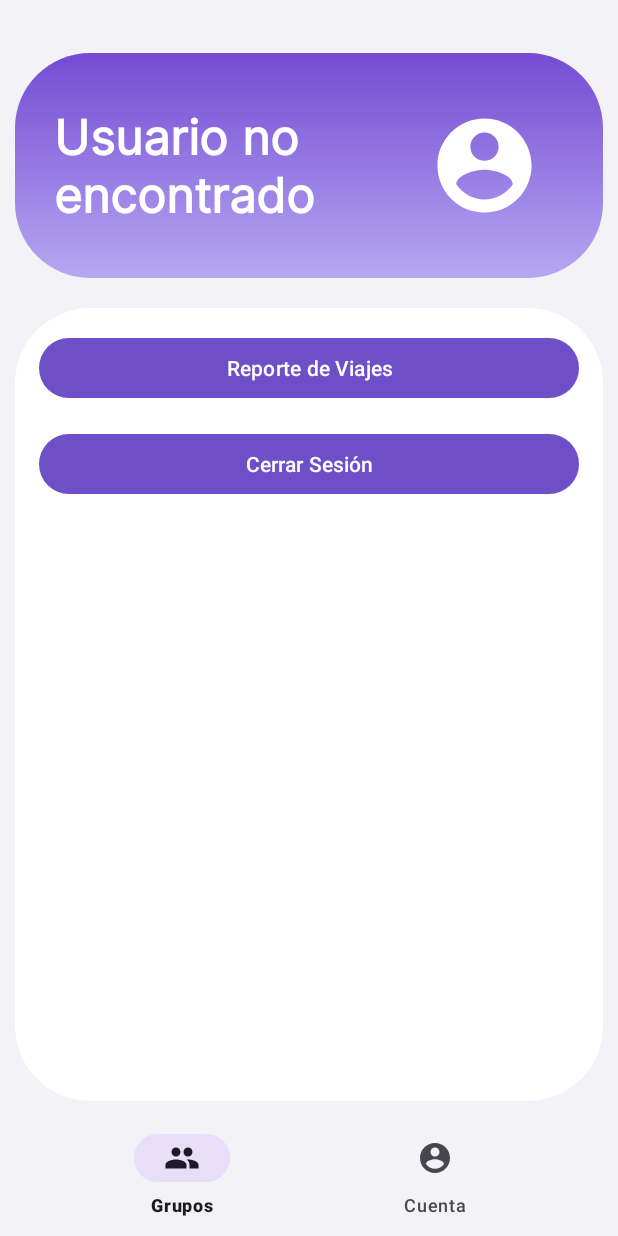
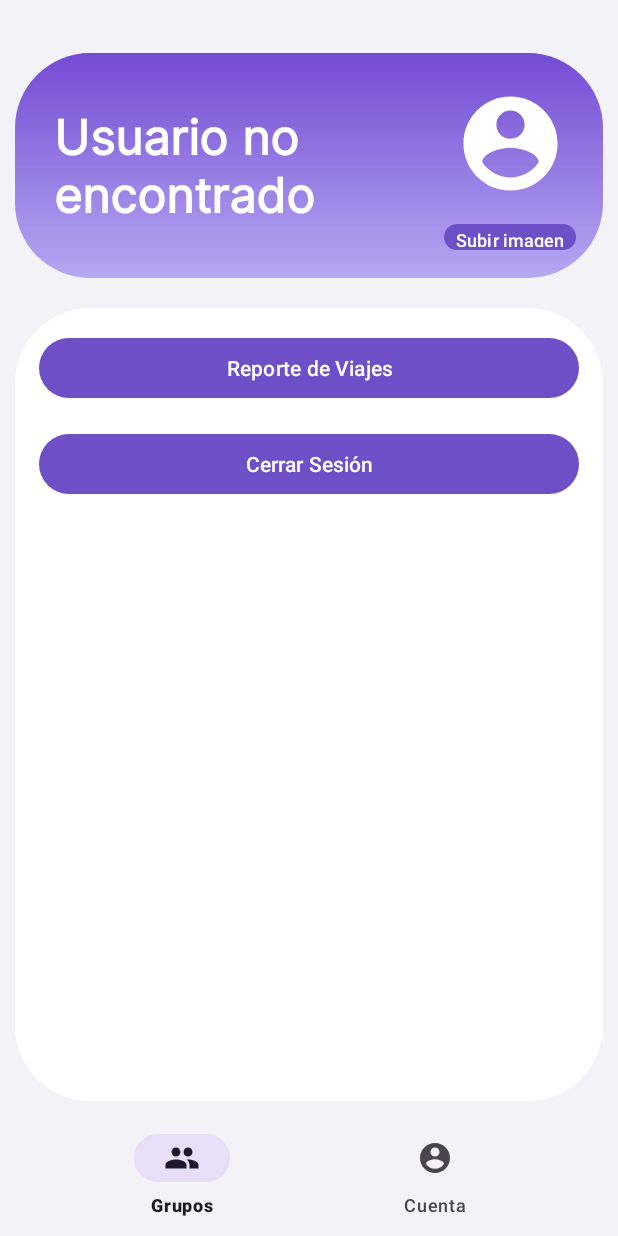
Before and after one commit to JoelCota/TripSplit, an Android app: the fragment CuentaFragment placed in its activity, on a phone screen of 412 x 824 dp. Run offline under Robolectric (Android 15) with nearby library versions, the phone set to English and light mode, and no system bars; our stand-ins replace Firebase (no records; nobody signed in at launch, a user with empty details on screens opened directly); libraries missing offline, so code that uses them is left out: com.cloudinary.android; pictures from the network do not load; 1 statement that could not run was skipped.

Commit message:
Se agrego la  función de subir imagen
Se agregó la función de agregar una imagen de avatar

```diff
--- a/app/build.gradle.kts
+++ b/app/build.gradle.kts
@@ -62,6 +62,9 @@ dependencies {
     implementation(platform("com.google.firebase:firebase-bom:33.10.0"))
     implementation("com.google.firebase:firebase-database:21.0.0")
     implementation("com.google.firebase:firebase-auth")
+    implementation("com.cloudinary:cloudinary-android:3.0.2")
+    implementation ("com.github.bumptech.glide:glide:4.16.0")
+    annotationProcessor ("com.github.bumptech.glide:compiler:4.16.0")
     testImplementation(kotlin("test"))
     implementation("org.jetbrains.kotlinx:kotlinx-coroutines-android:1.6.0")
     testImplementation("org.jetbrains.kotlinx:kotlinx-coroutines-test:1.6.0")
--- a/app/src/main/java/org/itson/tripsplit/data/model/Usuario.kt
+++ b/app/src/main/java/org/itson/tripsplit/data/model/Usuario.kt
@@ -8,4 +8,5 @@ data class Usuario(
     var id: String = "",
     var nombre: String = "",
     var email: String = "",
+    var imagenUrl: String = ""
 ): Parcelable
--- a/app/src/main/java/org/itson/tripsplit/data/repository/GrupoRepository.kt
+++ b/app/src/main/java/org/itson/tripsplit/data/repository/GrupoRepository.kt
@@ -43,7 +43,6 @@ class GrupoRepository {
             }
             .addOnFailureListener { callback(false) }
     }
-
 
      fun obtenerUsuariosDeGrupo(grupoId: String, onResultado: (List<Usuario>) -> Unit) {
         val usuariosRef = database.child("usuariosPorGrupo").child(grupoId)
--- a/app/src/main/java/org/itson/tripsplit/data/repository/UserRepository.kt
+++ b/app/src/main/java/org/itson/tripsplit/data/repository/UserRepository.kt
@@ -4,6 +4,7 @@ import android.util.Log
 import com.google.firebase.auth.FirebaseAuth
 import com.google.firebase.auth.FirebaseUser
 import com.google.firebase.database.FirebaseDatabase
+import com.google.firebase.database.GenericTypeIndicator
 import org.itson.tripsplit.data.model.Grupo
 import org.itson.tripsplit.data.model.Usuario
 
@@ -62,24 +63,19 @@ class UserRepository {
             if (task.isSuccessful) {
                 val groups = mutableListOf<Grupo>()
                 val groupIds = task.result.value as? Map<String, Boolean> ?: emptyMap()
-
                 if (groupIds.isEmpty()) {
                     callback(emptyList())
                     return@addOnCompleteListener
                 }
-
                 val groupsRef = FirebaseDatabase.getInstance().getReference("grupos")
                 var loadedGroups = 0
-
                 for (groupId in groupIds.keys) {
                     groupsRef.child(groupId).get().addOnCompleteListener { groupTask ->
                         loadedGroups++
-
                         if (groupTask.isSuccessful) {
                             val group = groupTask.result.getValue(Grupo::class.java)
                             group?.let { groups.add(it) }
                         }
-
                         if (loadedGroups == groupIds.size) {
                             callback(groups)
                         }
--- a/app/src/main/java/org/itson/tripsplit/ui/activities/RegisterActivity.kt
+++ b/app/src/main/java/org/itson/tripsplit/ui/activities/RegisterActivity.kt
@@ -152,10 +152,12 @@ class RegisterActivity : AppCompatActivity() {
             .addOnCompleteListener(this) { task ->
                 if (task.isSuccessful) {
                     val uid : String = auth.currentUser?.uid!!
+                    val imagenURL: String = ""
                     val user = Usuario(
                         uid,
                         name,
-                        email
+                        email,
+                        imagenURL
                     )
                     val userRef = FirebaseDatabase.getInstance().getReference("usuarios").child(uid)
 
--- a/app/src/main/java/org/itson/tripsplit/ui/fragments/CuentaFragment.kt
+++ b/app/src/main/java/org/itson/tripsplit/ui/fragments/CuentaFragment.kt
@@ -1,14 +1,25 @@
 package org.itson.tripsplit.ui.fragments
 
+import android.app.Activity
+import android.app.ComponentCaller
 import android.content.Intent
+import android.net.Uri
 import android.os.Bundle
+import android.util.Log
 import android.view.LayoutInflater
 import android.view.View
 import android.view.ViewGroup
 import android.widget.Button
+import android.widget.ImageView
 import android.widget.TextView
+import android.widget.Toast
 import androidx.fragment.app.Fragment
+import com.bumptech.glide.Glide
+import com.cloudinary.android.MediaManager
+import com.cloudinary.android.callback.ErrorInfo
+import com.cloudinary.android.callback.UploadCallback
 import com.google.firebase.auth.FirebaseAuth
+import com.google.firebase.database.FirebaseDatabase
 import org.itson.tripsplit.R
 import org.itson.tripsplit.data.repository.UserRepository
 import org.itson.tripsplit.ui.activities.LoginActivity
@@ -16,6 +27,11 @@ import org.itson.tripsplit.ui.activities.LoginActivity
 class CuentaFragment : Fragment() {
 
     private lateinit var userRepository: UserRepository
+    private val REQUEST_IMAGE_GET = 1
+    val CLOUD_NAME = "dw8yxze4m"
+    val UPLOAD_PRESET = "TripSplit"
+    var imageUri: Uri? = null
+    private lateinit var imgAvatar: ImageView
 
     override fun onCreateView(
         inflater: LayoutInflater, container: ViewGroup?,
@@ -24,8 +40,10 @@ class CuentaFragment : Fragment() {
         val rootView = inflater.inflate(R.layout.fragment_cuenta, container, false)
 
         userRepository = UserRepository()
+        initCloudinary()
 
         val btnLogout: Button = rootView.findViewById(R.id.btnCerrarSesion)
+        imgAvatar = rootView.findViewById(R.id.imgAvatar)
         btnLogout.setOnClickListener {
             userRepository.cerrarSesion()
 
@@ -34,9 +52,60 @@ class CuentaFragment : Fragment() {
             intent.flags = Intent.FLAG_ACTIVITY_NEW_TASK or Intent.FLAG_ACTIVITY_CLEAR_TASK
             startActivity(intent)
         }
+        val btnSubirImagen: Button = rootView.findViewById(R.id.btnCambiarAvatar)
+        btnSubirImagen.setOnClickListener {
+            // Lógica para subir imagen
+            val intent: Intent = Intent(Intent.ACTION_GET_CONTENT)
+            intent.type = "image/*"
+            startActivityForResult(intent, REQUEST_IMAGE_GET)
+        }
+        cargarAvatarUsuario()
+
 
         return rootView
     }
+
+    private fun cargarAvatarUsuario() {
+        val user = FirebaseAuth.getInstance().currentUser
+        val uid = user?.uid
+
+        if (uid == null) {
+            Log.e("FragmentCuenta", "Usuario no autenticado")
+            return
+        }
+
+        val userRef = FirebaseDatabase.getInstance().getReference("usuarios").child(uid)
+
+        userRef.child("imagenURL").get().addOnSuccessListener { dataSnapshot ->
+            val imageUrl = dataSnapshot.value as? String
+
+            if (!imageUrl.isNullOrEmpty()) {
+                Glide.with(this)
+                    .load(imageUrl)
+                    .placeholder(R.drawable.ic_account)
+                    .error(R.drawable.ic_account)
+                    .into(imgAvatar)
+            } else {
+                imgAvatar.setImageResource(R.drawable.ic_account)
+            }
+        }.addOnFailureListener { error ->
+            Log.e("Firebase", "Error al obtener imagenURL: $error")
+            imgAvatar.setImageResource(R.drawable.ic_account)
+        }
+    }
+
+    override fun onActivityResult(requestCode: Int, resultCode: Int, data: Intent?) {
+        super.onActivityResult(requestCode, resultCode, data)
+        if (requestCode == REQUEST_IMAGE_GET && resultCode == Activity.RESULT_OK){
+            val fullPhotoUri: Uri? = data?.data
+            fullPhotoUri?.let {
+                changeImage(it)
+                uploadImage(it)
+            }
+        }
+    }
+
+
 
     override fun onViewCreated(view: View, savedInstanceState: Bundle?) {
         super.onViewCreated(view, savedInstanceState)
@@ -56,4 +125,67 @@ class CuentaFragment : Fragment() {
             txtNombre.text = "Usuario no autenticado"
         }
     }
+
+    private fun initCloudinary() {
+        val config: MutableMap<String, String> = HashMap<String, String>()
+        config["TripSplit"] = CLOUD_NAME
+        MediaManager.init(requireContext(), config)
+    }
+
+    fun uploadImage(uri: Uri) {
+        var url: String = ""
+        if (imageUri != null){
+            MediaManager.get().upload(imageUri).unsigned(UPLOAD_PRESET).callback(object :
+                UploadCallback{
+                override fun onStart(requestId: String?) {
+                    Log.d("Cloudinary QuickStart", "Upload start")
+                }
+
+                override fun onProgress(requestId: String?, bytes: Long, totalBytes: Long) {
+                    Log.d("Cloudinary QuickStart", "Upload progress")
+                }
+
+                override fun onSuccess(requestId: String?, resultData: MutableMap<Any?, Any?>?) {
+                    Log.d("Cloudinary QuickStart", "Upload success")
+                    val uid = FirebaseAuth.getInstance().currentUser?.uid
+                    url = resultData?.get("secure_url") as String? ?: ""
+                    uid?.let { updateProfileImageUrl(uid, url) }
+                    Log.d("URL}", url)
+                }
+
+                override fun onError(requestId: String?, error: ErrorInfo?) {
+                    Log.d("Cloudinary QuickStart", "Upload error")
+                }
+
+                override fun onReschedule(requestId: String?, error: ErrorInfo?) {
+
+                }
+            })
+        }
+    }
+
+    fun updateProfileImageUrl(uid: String, imageUrl: String) {
+        val userRef = FirebaseDatabase.getInstance().getReference("usuarios").child(uid)
+        val updates = hashMapOf<String, Any>(
+            "imagenURL" to imageUrl
+        )
+        userRef.updateChildren(updates)
+            .addOnSuccessListener {
+                Log.d("Firebase", "Imagen URL actualizada correctamente")
+                Toast.makeText(requireContext(), "Imagen actualizada", Toast.LENGTH_SHORT).show()
+            }
+            .addOnFailureListener { e ->
+                Log.e("Firebase", "Error al actualizar imagen: $e")
+                Toast.makeText(requireContext(), "Error al actualizar imagen", Toast.LENGTH_SHORT).show()
+            }
+    }
+
+    fun changeImage(uri: Uri) {
+        val thumbnail: ImageView = view?.findViewById(R.id.imgAvatar) as ImageView
+        try {
+            thumbnail.setImageURI(uri)
+        }catch (e:Exception){
+            e.printStackTrace()
+        }
+    }
 }
--- a/app/src/main/res/layout/fragment_cuenta.xml
+++ b/app/src/main/res/layout/fragment_cuenta.xml
@@ -30,12 +30,32 @@
             android:textSize="32sp"
             android:textStyle="bold" />
 
-        <!-- Fotografía del lado derecho -->
-        <ImageView
-            android:layout_width="75dp"
-            android:layout_height="75dp"
-            android:layout_margin="25dp"
-            android:src="@drawable/ic_account" /> <!-- Reemplaza ic_profile con tu imagen -->
+
+        <!-- Contenedor vertical para imagen y botón -->
+        <LinearLayout
+            android:layout_width="wrap_content"
+            android:layout_height="wrap_content"
+            android:orientation="vertical"
+            android:gravity="center">
+
+            <!-- Fotografía del lado derecho -->
+            <ImageView
+                android:id="@+id/imgAvatar"
+                android:layout_width="75dp"
+                android:layout_height="75dp"
+                android:layout_margin="8dp"
+                android:src="@drawable/ic_account" />
+
+            <!-- Botón para subir imagen -->
+            <Button
+                android:id="@+id/btnCambiarAvatar"
+                android:layout_width="wrap_content"
+                android:layout_height="25dp"
+                android:text="Subir imagen"
+                android:textSize="12sp"
+                android:padding="2dp"
+                android:layout_marginTop="4dp"/>
+        </LinearLayout>
 
     </LinearLayout>
 
```
